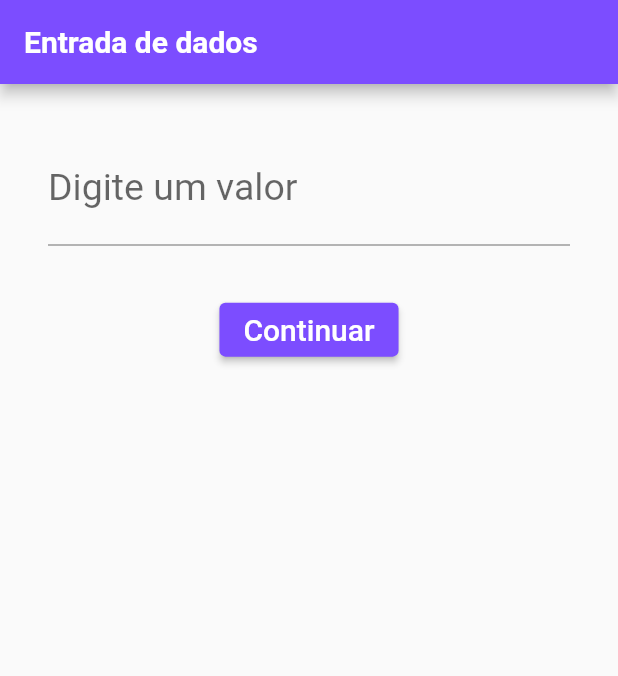
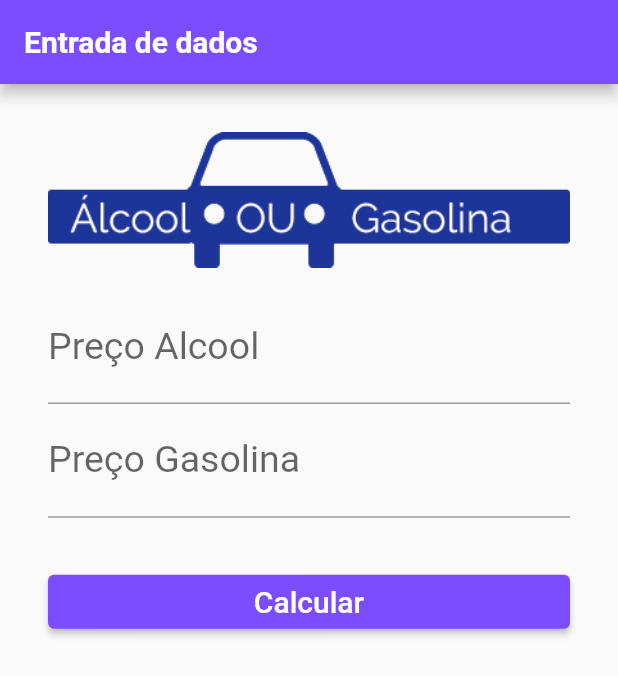
Before and after one commit to ronar01/entrada_dados, a Flutter app: the screen it shows after launch, on a phone screen of 412 x 824 dp. Shown: the top 676 px of the screen. Run offline on Flutter 3.47's test engine with Material 2 defaults, Android fonts, the phone set to English and light mode, and no system bars.

Commit message:
Interface com melhor abstração

```diff
--- a/lib/CampoTexto.dart
+++ b/lib/CampoTexto.dart
@@ -9,6 +9,8 @@ class CampoTexto extends StatefulWidget {
 }
 
 class _CampoTextoState extends State<CampoTexto> {
+  TextEditingController _controllerAlcool = TextEditingController();
+  TextEditingController _controllerGasolina = TextEditingController();
   @override
   Widget build(BuildContext context) {
     return Center(
@@ -23,35 +25,62 @@ class _CampoTextoState extends State<CampoTexto> {
               ),
             ),
           ),
-          body: Column(
+          body: Container(
+            child: SingleChildScrollView(
+              child: Column(
+                crossAxisAlignment: CrossAxisAlignment.stretch,
                 children: [
                   Padding(
                     padding: EdgeInsets.all(32),
-              child: TextField(
+                    child: Column(
+                        children: [
+                          Padding(
+                            padding: EdgeInsets.only(bottom: 15),
+                            child: Image.asset("images/logo.png"),
+                          ),
+                          TextField(
                             keyboardType: TextInputType.number,
                             decoration: InputDecoration(
-                  labelText: 'Digite um valor',
+                              labelText: 'Preço Alcool',
                             ),
                             style: TextStyle(
                               fontSize: 25,
                             ),
+                            controller: _controllerAlcool,
                           ),
+                          TextField(
+                            keyboardType: TextInputType.number,
+                            decoration: InputDecoration(
+                              labelText: 'Preço Gasolina',
                             ),
-              ElevatedButton(
+                            style: TextStyle(
+                              fontSize: 25,
+                            ),
+                            controller: _controllerGasolina,
+                          )
+                        ]
+                    ),
+                  ), //Collumn
+                  Padding(
+                    padding: EdgeInsets.only(left: 32, right: 32),
+                    child: ElevatedButton(
                       onPressed: (){},
                       style: ButtonStyle(
                         backgroundColor: MaterialStatePropertyAll(Colors.deepPurpleAccent),
                       ),
                       child: Text(
-                    'Continuar',
+                        'Calcular',
                         style: TextStyle(
                           fontSize: 20,
                         ),
                       ),
+                    ) ,
                   )
                 ],
               ),
             ),
+          )
+      ),
     );
   }
 }
--- a/pubspec.yaml
+++ b/pubspec.yaml
@@ -62,6 +62,8 @@ flutter:
   # assets:
   #   - images/a_dot_burr.jpeg
   #   - images/a_dot_ham.jpeg
+  assets:
+    - images/logo.png
 
   # An image asset can refer to one or more resolution-specific "variants", see
   # https://flutter.dev/assets-and-images/#resolution-aware
```
Also changed, not shown: images/logo.png (added). Lines whose indentation alone changed are shown as unchanged.
